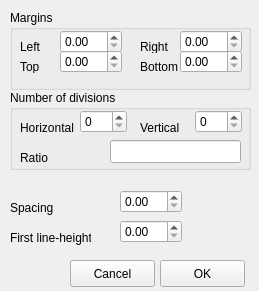
The window that typographic_grid/typographic_grid.ui (aoloe/scribus-scripter-repository) describes before a commit, drawn with Qt 5.
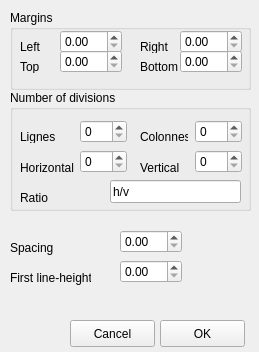
The same window after the commit.

Commit message: ajouter quelques chams

Diff of the .ui file:
```diff
--- a/typographic_grid/typographic_grid.ui
+++ b/typographic_grid/typographic_grid.ui
@@ -7,7 +7,7 @@
     <x>0</x>
     <y>0</y>
     <width>259</width>
-    <height>291</height>
+    <height>352</height>
    </rect>
   </property>
   <property name="windowTitle">
@@ -17,7 +17,7 @@
    <property name="geometry">
     <rect>
      <x>10</x>
-     <y>230</y>
+     <y>270</y>
      <width>81</width>
      <height>16</height>
     </rect>
@@ -30,7 +30,7 @@
    <property name="geometry">
     <rect>
      <x>120</x>
-     <y>220</y>
+     <y>260</y>
      <width>62</width>
      <height>23</height>
     </rect>
@@ -40,7 +40,7 @@
    <property name="geometry">
     <rect>
      <x>10</x>
-     <y>200</y>
+     <y>240</y>
      <width>91</width>
      <height>16</height>
     </rect>
@@ -53,7 +53,7 @@
    <property name="geometry">
     <rect>
      <x>120</x>
-     <y>190</y>
+     <y>230</y>
      <width>62</width>
      <height>23</height>
     </rect>
@@ -63,7 +63,7 @@
    <property name="geometry">
     <rect>
      <x>160</x>
-     <y>260</y>
+     <y>320</y>
      <width>85</width>
      <height>27</height>
     </rect>
@@ -76,7 +76,7 @@
    <property name="geometry">
     <rect>
      <x>70</x>
-     <y>260</y>
+     <y>320</y>
      <width>85</width>
      <height>27</height>
     </rect>
@@ -91,7 +91,7 @@
      <x>10</x>
      <y>90</y>
      <width>241</width>
-     <height>80</height>
+     <height>121</height>
     </rect>
    </property>
    <property name="title">
@@ -101,7 +101,7 @@
     <property name="geometry">
      <rect>
       <x>130</x>
-      <y>30</y>
+      <y>70</y>
       <width>61</width>
       <height>16</height>
      </rect>
@@ -114,7 +114,7 @@
     <property name="geometry">
      <rect>
       <x>10</x>
-      <y>30</y>
+      <y>70</y>
       <width>61</width>
       <height>16</height>
      </rect>
@@ -127,17 +127,20 @@
     <property name="geometry">
      <rect>
       <x>100</x>
-      <y>50</y>
+      <y>90</y>
       <width>131</width>
       <height>23</height>
      </rect>
     </property>
+    <property name="text">
+     <string>h/v</string>
+    </property>
    </widget>
    <widget class="QSpinBox" name="spinBox">
     <property name="geometry">
      <rect>
       <x>70</x>
-      <y>20</y>
+      <y>60</y>
       <width>47</width>
       <height>23</height>
      </rect>
@@ -147,7 +150,7 @@
     <property name="geometry">
      <rect>
       <x>10</x>
-      <y>60</y>
+      <y>100</y>
       <width>61</width>
       <height>16</height>
      </rect>
@@ -160,7 +163,53 @@
     <property name="geometry">
      <rect>
       <x>185</x>
-      <y>20</y>
+      <y>60</y>
+      <width>47</width>
+      <height>23</height>
+     </rect>
+    </property>
+   </widget>
+   <widget class="QLabel" name="label">
+    <property name="geometry">
+     <rect>
+      <x>130</x>
+      <y>40</y>
+      <width>48</width>
+      <height>13</height>
+     </rect>
+    </property>
+    <property name="text">
+     <string>Colonnes</string>
+    </property>
+   </widget>
+   <widget class="QLabel" name="label_11">
+    <property name="geometry">
+     <rect>
+      <x>10</x>
+      <y>40</y>
+      <width>48</width>
+      <height>13</height>
+     </rect>
+    </property>
+    <property name="text">
+     <string>Lignes</string>
+    </property>
+   </widget>
+   <widget class="QSpinBox" name="grid_vertical_nb_areas">
+    <property name="geometry">
+     <rect>
+      <x>185</x>
+      <y>30</y>
+      <width>47</width>
+      <height>23</height>
+     </rect>
+    </property>
+   </widget>
+   <widget class="QSpinBox" name="grid_horizontal_nb_areas">
+    <property name="geometry">
+     <rect>
+      <x>70</x>
+      <y>30</y>
       <width>47</width>
       <height>23</height>
      </rect>
```
Left out of the diff: 18 changed lines with no effect on the pictures.
